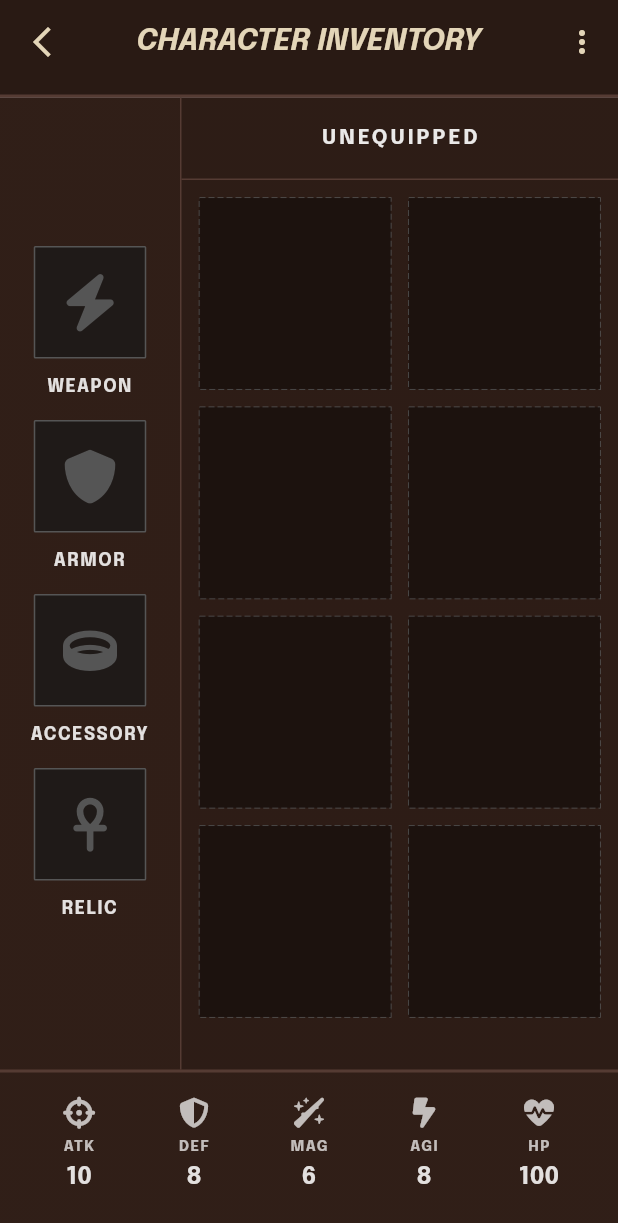
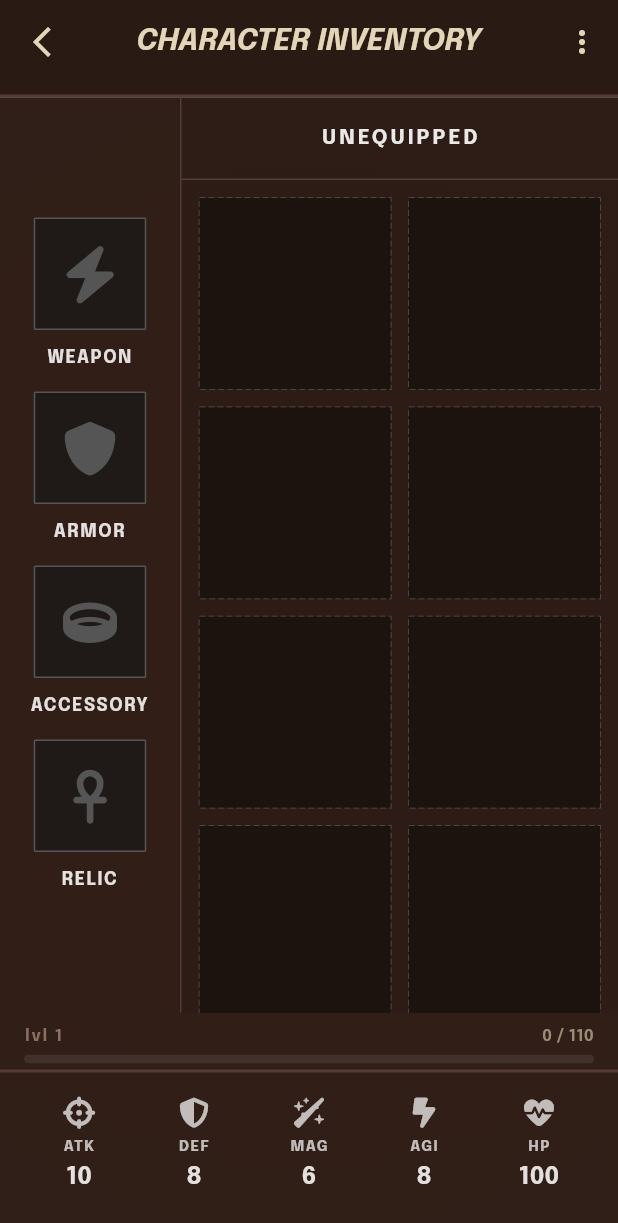
Before and after one commit to Yqzi/AdventureGame, a Flutter app: the InventoryPage screen opened by its route, on a phone screen of 412 x 824 dp. Shown: the top 1223 px of the screen. Run offline on Flutter 3.47's test engine with Material 3 defaults, Android fonts, the phone set to English and light mode, and no system bars; drawn by our look-alikes of dotted_border; our stand-ins replace equatable, firebase_ai, firebase_core, flutter_bloc, flutter_gemini, flutter_svg and 2 more; accounts and stored records are empty; network calls fail.

Commit message:
experience bar + fixed stat display

```diff
--- /dev/null
+++ b/lib/components/experience_bar.dart
@@ -0,0 +1,62 @@
+import 'package:flutter/material.dart';
+import 'package:google_fonts/google_fonts.dart';
+import 'package:tes/models/player.dart';
+
+/// A reusable XP progress bar showing current experience toward the next level.
+class ExperienceBar extends StatelessWidget {
+  final Player player;
+
+  const ExperienceBar({super.key, required this.player});
+
+  @override
+  Widget build(BuildContext context) {
+    final xp = player.experience;
+    final xpNeeded = player.experienceToNextLevel;
+    final progress = xpNeeded > 0 ? (xp / xpNeeded).clamp(0.0, 1.0) : 1.0;
+
+    return Padding(
+      padding: const EdgeInsets.symmetric(horizontal: 16),
+      child: Column(
+        crossAxisAlignment: CrossAxisAlignment.start,
+        children: [
+          Row(
+            children: [
+              Text(
+                'lvl ${player.level}',
+                style: GoogleFonts.epilogue(
+                  color: const Color(0xFF8D6E63),
+                  fontSize: 11,
+                  fontWeight: FontWeight.bold,
+                  letterSpacing: 1.2,
+                ),
+              ),
+              const Spacer(),
+              Text(
+                '$xp / $xpNeeded',
+                style: GoogleFonts.epilogue(
+                  color: const Color(0xFFE3D5B8).withOpacity(0.6),
+                  fontSize: 11,
+                  fontWeight: FontWeight.w600,
+                ),
+              ),
+            ],
+          ),
+          const SizedBox(height: 4),
+          ClipRRect(
+            borderRadius: BorderRadius.circular(4),
+            child: SizedBox(
+              height: 6,
+              child: LinearProgressIndicator(
+                value: progress,
+                backgroundColor: Colors.white.withOpacity(0.08),
+                valueColor: const AlwaysStoppedAnimation<Color>(
+                  Color(0xFFD4883A),
+                ),
+              ),
+            ),
+          ),
+        ],
+      ),
+    );
+  }
+}
--- a/lib/pages/guild_page.dart
+++ b/lib/pages/guild_page.dart
@@ -6,6 +6,7 @@ import 'package:google_fonts/google_fonts.dart';
 import 'package:tes/blocs/app/app_bloc.dart';
 import 'package:tes/colors.dart';
 import 'package:tes/components/bottom_bar.dart';
+import 'package:tes/components/experience_bar.dart';
 import 'package:tes/components/cards.dart';
 import 'package:tes/components/top_bar.dart';
 import 'package:tes/models/quest.dart';
@@ -375,6 +376,8 @@ class GuildPage extends StatelessWidget {
                 ],
               ),
             ),
+            const SizedBox(height: 10),
+            ExperienceBar(player: player),
             const SizedBox(height: 12),
 
             Padding(
--- a/lib/pages/inventory_page.dart
+++ b/lib/pages/inventory_page.dart
@@ -8,6 +8,7 @@ import 'package:tes/blocs/app/app_event.dart';
 import 'package:tes/blocs/app/app_state.dart';
 import 'package:tes/colors.dart';
 import 'package:tes/components/cards.dart';
+import 'package:tes/components/experience_bar.dart';
 import 'package:tes/components/containers.dart';
 import 'package:tes/components/top_bar.dart';
 import 'package:tes/models/item.dart';
@@ -151,8 +152,8 @@ class InventoryPage extends StatelessWidget {
                                         childAspectRatio: 1,
                                       ),
                                   itemCount: inventory.length < 8
-                                      ? 8 - inventory.length
-                                      : inventory.length, // extra empty slots
+                                      ? 8 // extra empty slots
+                                      : inventory.length,
                                   itemBuilder: (context, index) {
                                     if (index < inventory.length) {
                                       final item = inventory[index];
@@ -188,6 +189,12 @@ class InventoryPage extends StatelessWidget {
                   ),
                 ),
 
+                // ─── XP bar ───
+                Padding(
+                  padding: const EdgeInsets.only(top: 8, bottom: 4),
+                  child: ExperienceBar(player: player),
+                ),
+
                 // ─── Bottom section: Stats ───
                 Container(
                   height: 2,
@@ -204,31 +211,31 @@ class InventoryPage extends StatelessWidget {
                       _StatTile(
                         icon: FontAwesomeIcons.crosshairs,
                         label: 'ATK',
-                        value: player.attack,
+                        value: player.baseAttack,
                         bonus: equipment.totalBonus('attack'),
                       ),
                       _StatTile(
                         icon: FontAwesomeIcons.shieldHalved,
                         label: 'DEF',
-                        value: player.defense,
+                        value: player.baseDefense,
                         bonus: equipment.totalBonus('defense'),
                       ),
                       _StatTile(
                         icon: FontAwesomeIcons.wandSparkles,
                         label: 'MAG',
-                        value: player.magic,
+                        value: player.baseMagic,
                         bonus: equipment.totalBonus('magic'),
                       ),
                       _StatTile(
                         icon: FontAwesomeIcons.boltLightning,
                         label: 'AGI',
-                        value: player.agility,
+                        value: player.baseAgility,
                         bonus: equipment.totalBonus('agility'),
                       ),
                       _StatTile(
                         icon: FontAwesomeIcons.heartPulse,
                         label: 'HP',
-                        value: player.maxHealth,
+                        value: player.baseHealth,
                         bonus: equipment.totalBonus('health'),
                       ),
                     ],
--- a/lib/pages/world_explore_page.dart
+++ b/lib/pages/world_explore_page.dart
@@ -1,7 +1,10 @@
 import 'package:flutter/material.dart';
+import 'package:flutter_bloc/flutter_bloc.dart';
 import 'package:google_fonts/google_fonts.dart';
+import 'package:tes/blocs/app/app_bloc.dart';
 import 'package:tes/components/bottom_bar.dart';
 import 'package:tes/components/cards.dart';
+import 'package:tes/components/experience_bar.dart';
 import 'package:tes/components/top_bar.dart';
 
 class WorldExplorationPage extends StatelessWidget {
@@ -44,11 +47,16 @@ class WorldExplorationPage extends StatelessWidget {
           height: 1.25,
         ),
       ),
-      body: Container(
+      body: Builder(
+        builder: (context) {
+          final player = context.read<GameBloc>().player;
+          return Container(
             padding: const EdgeInsets.only(top: 24),
             child: Column(
               crossAxisAlignment: CrossAxisAlignment.start,
               children: [
+                ExperienceBar(player: player),
+                const SizedBox(height: 12),
                 Padding(
                   padding: const EdgeInsets.symmetric(horizontal: 24),
                   child: Text(
@@ -63,7 +71,12 @@ class WorldExplorationPage extends StatelessWidget {
                         Shadow(
                           offset: Offset(2, 2), // x=2, y=2
                           blurRadius: 4, // blur radius
-                      color: Color.fromRGBO(0, 0, 0, 0.8), // rgba(0,0,0,0.8)
+                          color: Color.fromRGBO(
+                            0,
+                            0,
+                            0,
+                            0.8,
+                          ), // rgba(0,0,0,0.8)
                         ),
                       ],
                     ),
@@ -93,6 +106,8 @@ class WorldExplorationPage extends StatelessWidget {
                 CustomBottomBar(currentIndex: 0),
               ],
             ),
+          );
+        },
       ),
     );
   }
```
Lines whose indentation alone changed are shown as unchanged.
